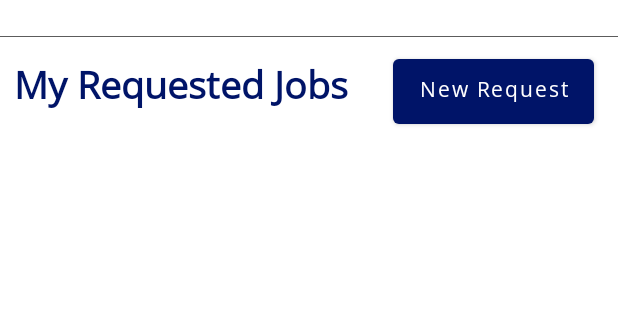
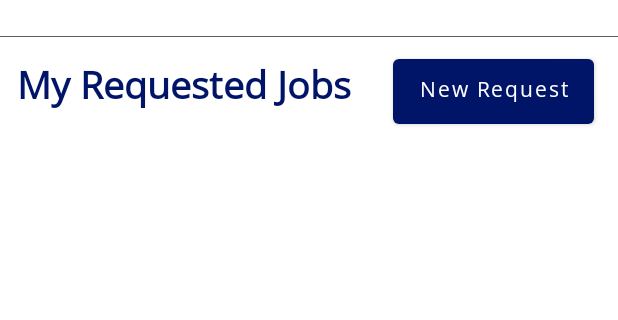
Before and after one commit to SDSamarasinghe/Top_Jobs_Crooby_Beans, an Android app: the MyRequestedJobs screen opened directly, with no data from a screen before it, on a phone screen of 412 x 824 dp, the part 73-393 px from its top. Run offline under Robolectric (Android 15) with nearby library versions, the phone set to English and light mode, and no system bars; our stand-ins replace Firebase (no records; nobody signed in at launch, a user with empty details on screens opened directly), Picasso; Roboto replaces fonts that are not available here.

Commit message:
fix bugs in myreqjobs

```diff
--- a/app/src/main/res/layout/activity_my_requested_jobs.xml
+++ b/app/src/main/res/layout/activity_my_requested_jobs.xml
@@ -59,6 +59,7 @@
                 android:id="@+id/tv_mrj"
                 android:layout_width="250dp"
                 android:layout_height="42dp"
+                android:layout_marginStart="9dp"
                 android:layout_marginTop="16dp"
                 android:fontFamily="@font/open_sans"
                 android:hint="@string/tv_mrjl"
```
